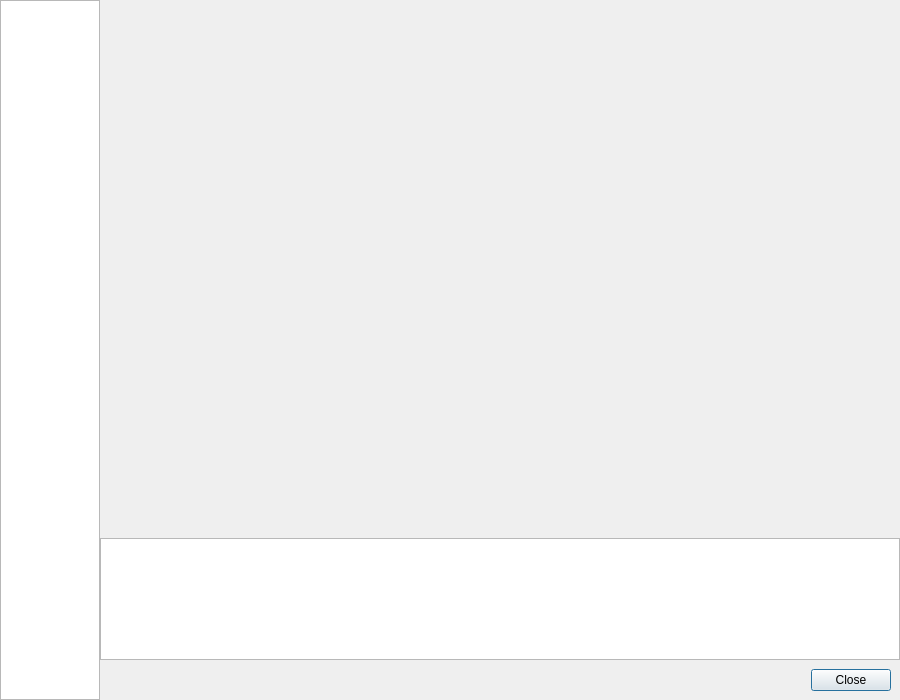
ilyalissoboi/dolphin, file Source/Core/DolphinQt/Config/SettingsWindow.ui: the form before one commit.
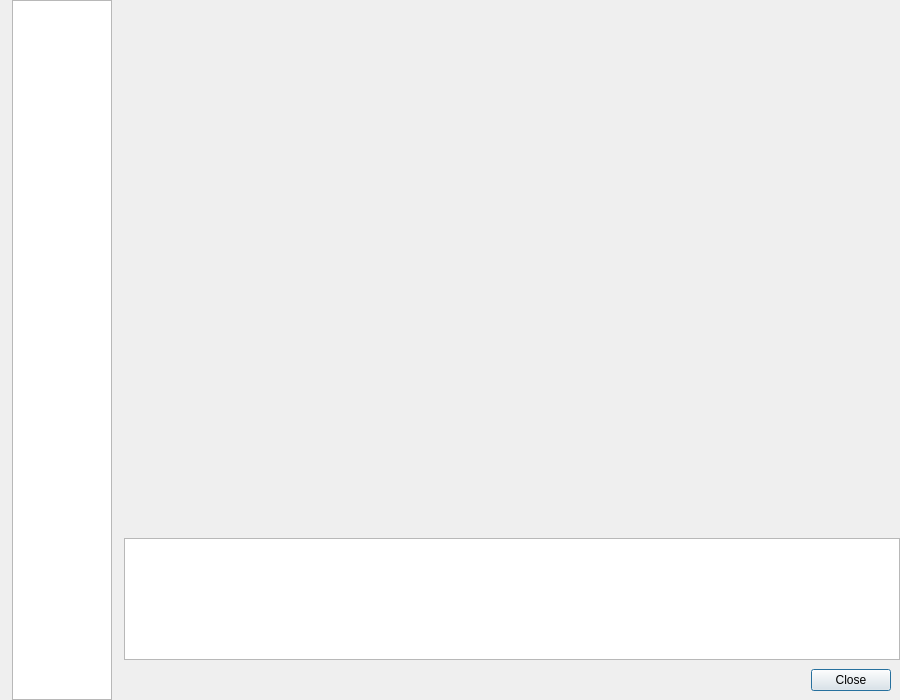
The form after the commit.

Commit message: DolphinQt: inset settings category cards

Patch:
```diff
--- a/Source/Core/DolphinQt/Config/SettingsWindow.ui
+++ b/Source/Core/DolphinQt/Config/SettingsWindow.ui
@@ -30,6 +30,36 @@
     <number>0</number>
    </property>
    <item>
+    <widget class="QFrame" name="navigationFrame">
+     <property name="sizePolicy">
+      <sizepolicy hsizetype="Fixed" vsizetype="Preferred">
+       <horstretch>0</horstretch>
+       <verstretch>0</verstretch>
+      </sizepolicy>
+     </property>
+     <property name="frameShape">
+      <enum>QFrame::Shape::NoFrame</enum>
+     </property>
+     <property name="frameShadow">
+      <enum>QFrame::Shadow::Plain</enum>
+     </property>
+     <layout class="QVBoxLayout" name="navigationLayout">
+      <property name="spacing">
+       <number>0</number>
+      </property>
+      <property name="leftMargin">
+       <number>12</number>
+      </property>
+      <property name="topMargin">
+       <number>0</number>
+      </property>
+      <property name="rightMargin">
+       <number>12</number>
+      </property>
+      <property name="bottomMargin">
+       <number>0</number>
+      </property>
+      <item>
     <widget class="QListWidget" name="navigationList">
      <property name="accessibleName">
       <string>Settings categories</string>
@@ -52,6 +82,9 @@
      <property name="wordWrap">
       <bool>true</bool>
      </property>
+       </widget>
+      </item>
+     </layout>
     </widget>
    </item>
    <item>
```
Lines whose indentation alone changed are shown as unchanged. The commit also changes 2 other files.
